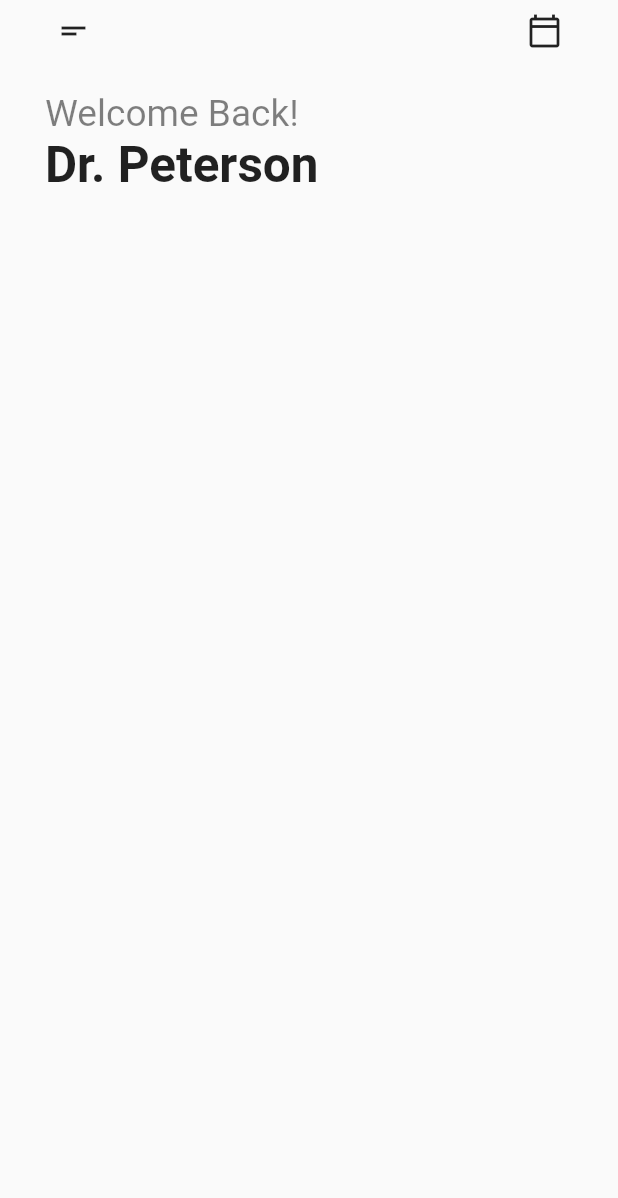
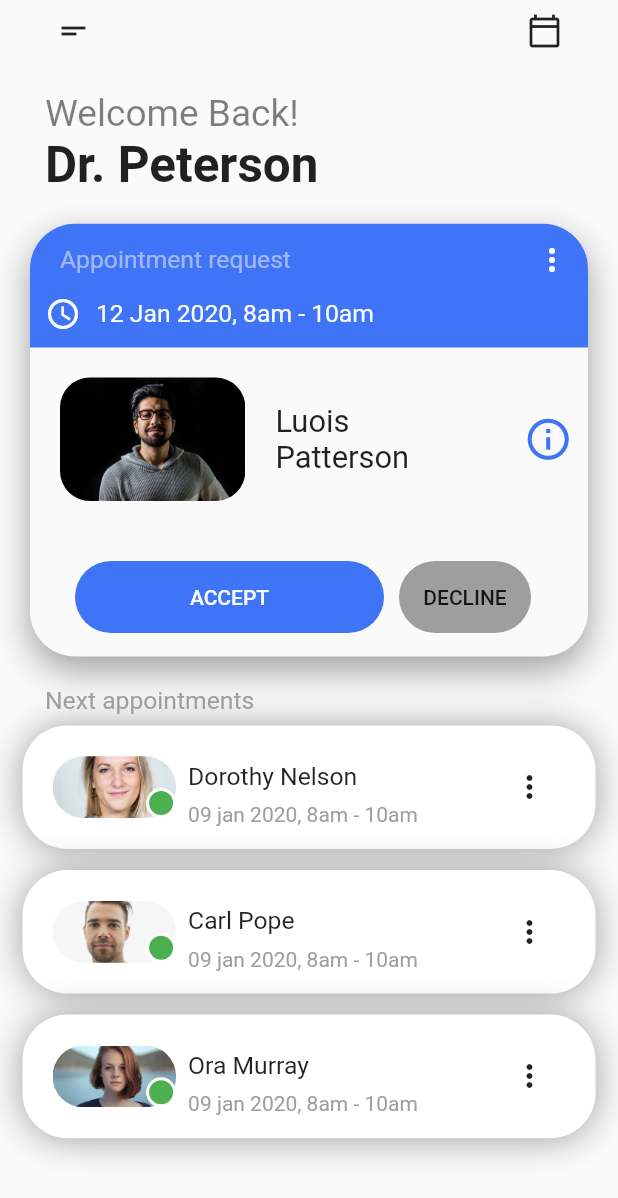
Before and after one commit to crpo10/ui-appointments, a Flutter app: the screen it shows after launch, on a phone screen of 412 x 824 dp. Shown: the top 1198 px of the screen. Run offline on Flutter 3.47's test engine with Material 2 defaults, Android fonts, the phone set to English and light mode, and no system bars.

Commit message:
[UPD] Home view

```diff
--- /dev/null
+++ b/lib/src/models/clients_model.dart
@@ -0,0 +1,10 @@
+class Clients {
+  final String? name, lastName, date, image;
+
+  Clients(
+    this.name,
+    this.lastName,
+    this.date,
+    this.image,
+  );
+}
--- a/lib/src/pages/home_page.dart
+++ b/lib/src/pages/home_page.dart
@@ -1,4 +1,6 @@
 import 'package:appoimentapp/src/utils/colors.dart';
+import 'package:appoimentapp/src/widgets/client_container.dart';
+import 'package:appoimentapp/src/widgets/client_listview.dart';
 import 'package:appoimentapp/src/widgets/custom_appbar.dart';
 import 'package:flutter/material.dart';
 import 'package:flutter/widgets.dart';
@@ -61,6 +63,24 @@ class HomePage extends StatelessWidget {
               ),
             ),
           ),
+          Padding(
+            padding: const EdgeInsets.all(20.0),
+            child: ClientContainer(),
+          ),
+          Padding(
+            padding: const EdgeInsets.symmetric(horizontal: 30),
+            child: Text(
+              'Next appointments',
+              style: TextStyle(
+                color: Colors.grey,
+                fontSize: height * 0.02,
+              ),
+            ),
+          ),
+          Flexible(
+            fit: FlexFit.loose,
+            child: ClientsListView(),
+          ),
         ],
       ),
     );
--- /dev/null
+++ b/lib/src/utils/clients_data.dart
@@ -0,0 +1,22 @@
+import 'package:appoimentapp/src/models/clients_model.dart';
+
+List<Clients> clients = [
+  Clients(
+    'Dorothy',
+    'Nelson',
+    '09 jan 2020, 8am - 10am',
+    'assets/person2.jpeg',
+  ),
+  Clients(
+    'Carl',
+    'Pope',
+    '09 jan 2020, 8am - 10am',
+    'assets/person3.jpeg',
+  ),
+  Clients(
+    'Ora',
+    'Murray',
+    '09 jan 2020, 8am - 10am',
+    'assets/person.jpeg',
+  ),
+];
--- /dev/null
+++ b/lib/src/widgets/client_container.dart
@@ -0,0 +1,160 @@
+import 'package:appoimentapp/src/utils/colors.dart';
+import 'package:flutter/material.dart';
+
+class ClientContainer extends StatelessWidget {
+  const ClientContainer({Key? key}) : super(key: key);
+
+  @override
+  Widget build(BuildContext context) {
+    final width = MediaQuery.of(context).size.width;
+    final height = MediaQuery.of(context).size.height;
+
+    return Container(
+      width: double.infinity,
+      height: height * 0.35,
+      decoration: BoxDecoration(
+        color: CustomColors.white,
+        borderRadius: BorderRadius.circular(30),
+        boxShadow: [
+          BoxShadow(
+            color: Colors.grey,
+            blurRadius: 20,
+            offset: Offset(0.0, 8.8),
+          ),
+        ],
+      ),
+      child: Column(
+        children: [
+          Container(
+            width: double.infinity,
+            height: height * 0.1,
+            decoration: BoxDecoration(
+              color: CustomColors.blue,
+              borderRadius: BorderRadius.only(
+                topLeft: Radius.circular(30),
+                topRight: Radius.circular(30),
+              ),
+            ),
+            child: Column(
+              children: [
+                Row(
+                  children: [
+                    Padding(
+                      padding: const EdgeInsets.symmetric(horizontal: 20),
+                      child: Text(
+                        'Appointment request',
+                        overflow: TextOverflow.ellipsis,
+                        style: TextStyle(
+                          color: CustomColors.white.withOpacity(.5),
+                          fontSize: height * 0.02,
+                        ),
+                      ),
+                    ),
+                    Spacer(),
+                    IconButton(
+                      onPressed: () {},
+                      icon: Icon(
+                        Icons.more_vert_outlined,
+                        color: CustomColors.white,
+                      ),
+                    )
+                  ],
+                ),
+                Row(
+                  children: [
+                    Padding(
+                      padding: const EdgeInsets.symmetric(horizontal: 10),
+                      child: Icon(
+                        Icons.watch_later_outlined,
+                        color: CustomColors.white,
+                      ),
+                    ),
+                    Text(
+                      '12 Jan 2020, 8am - 10am',
+                      overflow: TextOverflow.ellipsis,
+                      style: TextStyle(
+                        color: CustomColors.white,
+                        fontSize: height * 0.02,
+                      ),
+                    ),
+                  ],
+                )
+              ],
+            ),
+          ),
+          Row(
+            children: [
+              Padding(
+                padding:
+                    const EdgeInsets.symmetric(vertical: 20, horizontal: 20),
+                child: ClipRRect(
+                  borderRadius: BorderRadius.circular(20),
+                  child: Image(
+                    width: width * 0.3,
+                    image: AssetImage('assets/person1.jpeg'),
+                  ),
+                ),
+              ),
+              Container(
+                width: width * 0.3,
+                child: Text(
+                  'Luois Patterson',
+                  style: TextStyle(
+                    fontSize: height * 0.025,
+                  ),
+                ),
+              ),
+              Spacer(),
+              Padding(
+                padding: const EdgeInsets.all(10.0),
+                child: Icon(
+                  Icons.info_outlined,
+                  size: height * 0.04,
+                  color: CustomColors.blue,
+                ),
+              )
+            ],
+          ),
+          Padding(
+            padding: const EdgeInsets.only(
+              top: 20,
+            ),
+            child: Row(
+              children: [
+                Padding(
+                  padding: const EdgeInsets.only(left: 30, right: 10),
+                  child: Container(
+                    decoration: BoxDecoration(
+                      color: CustomColors.blue,
+                      borderRadius: BorderRadius.circular(30),
+                    ),
+                    width: width * 0.5,
+                    child: MaterialButton(
+                      onPressed: () {},
+                      child: Text(
+                        'ACCEPT',
+                        style: TextStyle(
+                          color: CustomColors.white,
+                        ),
+                      ),
+                    ),
+                  ),
+                ),
+                Container(
+                  decoration: BoxDecoration(
+                    color: Colors.grey,
+                    borderRadius: BorderRadius.circular(30),
+                  ),
+                  child: MaterialButton(
+                    onPressed: () {},
+                    child: Text('DECLINE'),
+                  ),
+                ),
+              ],
+            ),
+          )
+        ],
+      ),
+    );
+  }
+}
--- /dev/null
+++ b/lib/src/widgets/client_listview.dart
@@ -0,0 +1,106 @@
+import 'package:appoimentapp/src/utils/clients_data.dart';
+import 'package:flutter/material.dart';
+
+class ClientsListView extends StatelessWidget {
+  const ClientsListView({Key? key}) : super(key: key);
+
+  @override
+  Widget build(BuildContext context) {
+    final height = MediaQuery.of(context).size.height;
+    final width = MediaQuery.of(context).size.width;
+
+    return ListView.builder(
+      physics: NeverScrollableScrollPhysics(),
+      shrinkWrap: true,
+      itemCount: clients.length,
+      itemBuilder: (_, i) {
+        return Padding(
+          padding: const EdgeInsets.symmetric(horizontal: 15, vertical: 7),
+          child: Container(
+            width: double.infinity,
+            height: height * 0.1,
+            decoration: BoxDecoration(
+              borderRadius: BorderRadius.circular(30),
+              color: Colors.white,
+              boxShadow: [
+                BoxShadow(
+                  color: Colors.grey,
+                  blurRadius: 20,
+                  offset: Offset(0.0, 0.8),
+                ),
+              ],
+            ),
+            child: Row(
+              children: [
+                Padding(
+                  padding: const EdgeInsets.only(left: 20),
+                  child: Stack(
+                    children: [
+                      ClipRRect(
+                        borderRadius: BorderRadius.circular(30),
+                        child: Image.asset(
+                          clients[i].image!,
+                          width: width * 0.2,
+                          height: height * 0.05,
+                          fit: BoxFit.cover,
+                        ),
+                      ),
+                      Positioned(
+                        bottom: 0,
+                        right: 0,
+                        child: Container(
+                          width: 20,
+                          height: 20,
+                          decoration: BoxDecoration(
+                            borderRadius: BorderRadius.circular(30),
+                            color: Colors.green,
+                            border: Border.all(
+                              color: Colors.white,
+                              width: 2,
+                            ),
+                          ),
+                        ),
+                      ),
+                    ],
+                  ),
+                ),
+                Column(
+                  crossAxisAlignment: CrossAxisAlignment.start,
+                  children: [
+                    SizedBox(
+                      height: height * 0.02,
+                    ),
+                    Padding(
+                      padding: const EdgeInsets.all(8.0),
+                      child: Text(
+                        '${clients[i].name} ${clients[i].lastName}',
+                        style: TextStyle(fontSize: height * 0.02),
+                      ),
+                    ),
+                    Padding(
+                      padding: const EdgeInsets.symmetric(horizontal: 8),
+                      child: Text(
+                        '${clients[i].date}',
+                        style: TextStyle(color: Colors.grey),
+                      ),
+                    ),
+                  ],
+                ),
+                Spacer(),
+                Padding(
+                  padding: const EdgeInsets.only(right: 20),
+                  child: IconButton(
+                    icon: Icon(
+                      Icons.more_vert,
+                    ),
+                    onPressed: () {},
+                  ),
+                )
+              ],
+            ),
+          ),
+        );
+      },
+    );
+  }
+}
--- a/pubspec.yaml
+++ b/pubspec.yaml
@@ -58,8 +58,8 @@ flutter:
   uses-material-design: true
 
   # To add assets to your application, add an assets section, like this:
-  # assets:
-  #   - images/a_dot_burr.jpeg
+  assets:
+    - assets/
   #   - images/a_dot_ham.jpeg
 
   # An image asset can refer to one or more resolution-specific "variants", see
```
Also changed, not shown: assets/person.jpeg (added), assets/person1.jpeg (added), assets/person2.jpeg (added), assets/person3.jpeg (added), 1 other file.
